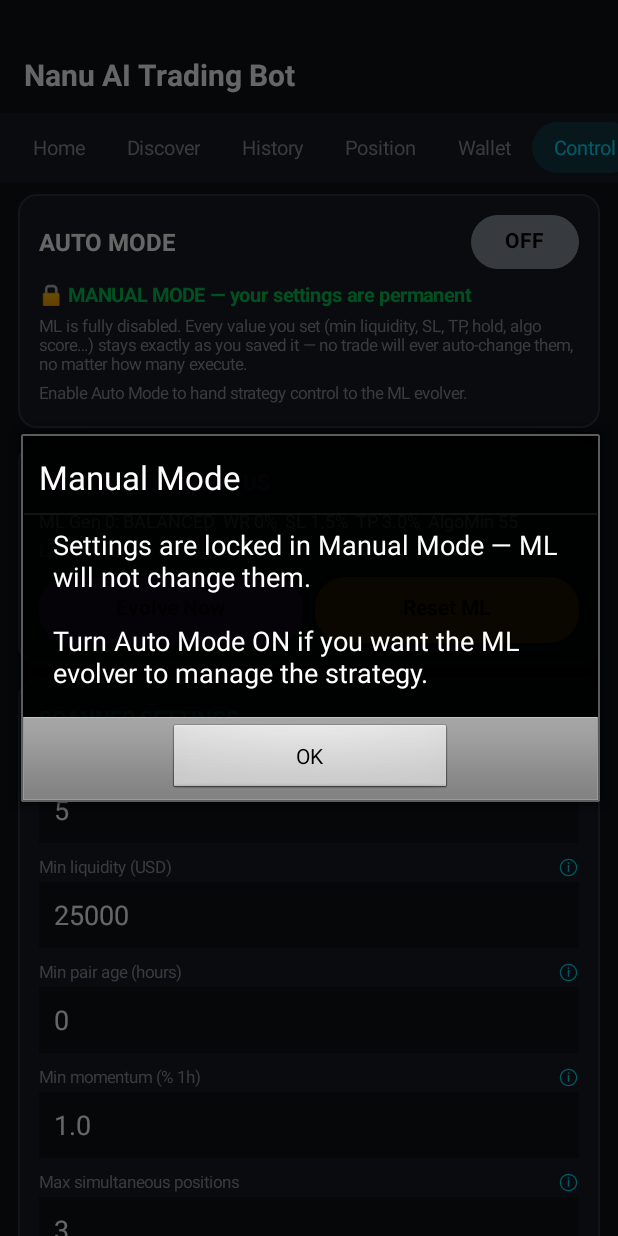
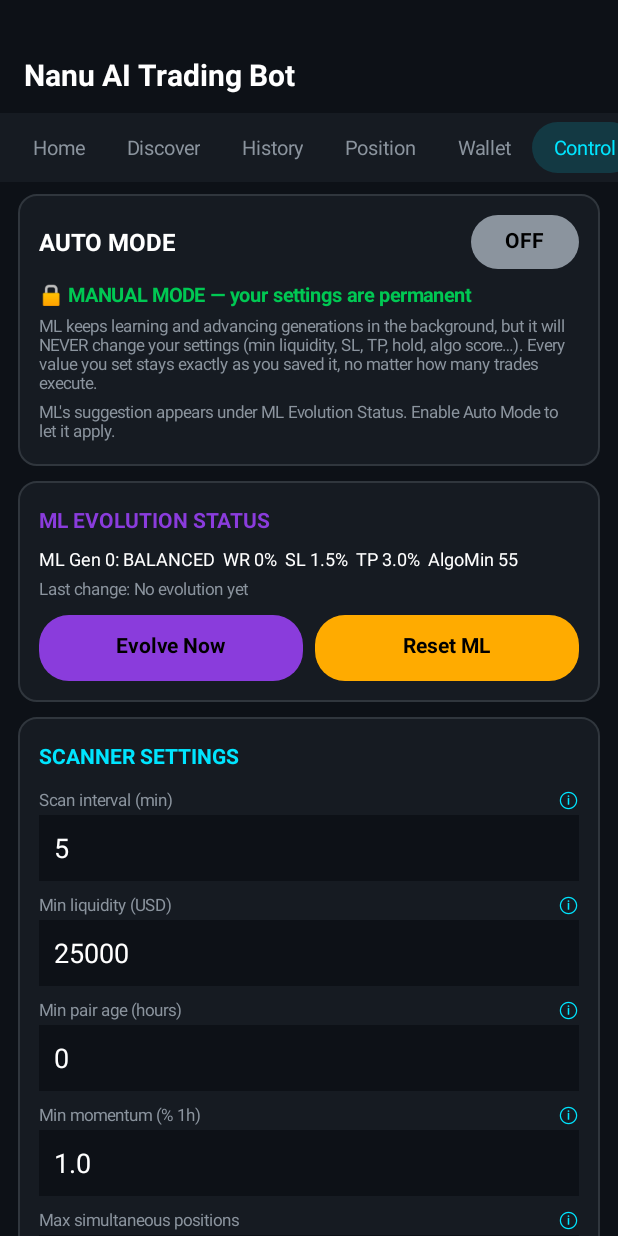
Before and after one commit to joyarnold16/joy.arnold16, an Android app: the screen it shows after launch (DexActivity), after a tap on "Evolve Now", on a phone screen of 412 x 824 dp. Run offline under Robolectric (Android 15) with nearby library versions, the phone set to English and light mode, and no system bars; libraries missing offline, so code that uses them is left out: org.web3j.crypto; pictures from the network do not load; 2 statements that could not run were skipped; 2 other taps on this screen came first.

Commit message:
ML evolves in both modes; Manual Mode keeps Control settings unchanged (v12.3 build 127)
Per request: ML should keep evolving in both modes, but in Manual Mode it
must not change any Control-dashboard setting.

- BotEvolution.evolve(): generation always advances (ML learns in both modes).
  In Manual Mode it records a recommendation but applies NO param changes; in
  Auto Mode it applies the evolved params as before.
- DexEngine: call evolve() unconditionally at both close/scan sites (mode
  gating now lives inside evolve()).
- Control tab: Evolve Now runs in both modes with a mode-aware message; Manual
  Mode banner updated to explain ML keeps learning but never changes settings.

Co-Authored-By: Claude Opus 4.8 <noreply@anthropic.com>
Claude-Session: https://claude.ai/code/session_01R9X9xGptWZGxWQBZgWAg7Z

```diff
--- a/app/build.gradle
+++ b/app/build.gradle
@@ -10,8 +10,8 @@ android {
         applicationId "com.nanu.aitradingbot"
         minSdk 24
         targetSdk 35
-        versionCode 126
-        versionName "12.2-nanu (build 126)"
+        versionCode 127
+        versionName "12.3-nanu (build 127)"
         multiDexEnabled true
     }
 
--- a/app/src/main/java/com/nanu/aitradingbot/DexActivity.java
+++ b/app/src/main/java/com/nanu/aitradingbot/DexActivity.java
@@ -967,10 +967,12 @@ public class DexActivity extends Activity {
                 + "  |  AlgoMin: " + store.minAlgoScore, 11, WHITE, Typeface.NORMAL);
         } else {
             tv2(autoCard, "🔒 MANUAL MODE — your settings are permanent", 13, GREEN, Typeface.BOLD);
-            tv2(autoCard, "ML is fully disabled. Every value you set (min liquidity, SL, TP, hold, "
-                + "algo score…) stays exactly as you saved it — no trade will ever auto-change them, "
-                + "no matter how many execute.", 11, GREY, Typeface.NORMAL);
-            tv2(autoCard, "Enable Auto Mode to hand strategy control to the ML evolver.", 11, GREY, Typeface.NORMAL);
+            tv2(autoCard, "ML keeps learning and advancing generations in the background, but it will "
+                + "NEVER change your settings (min liquidity, SL, TP, hold, algo score…). Every value "
+                + "you set stays exactly as you saved it, no matter how many trades execute.",
+                11, GREY, Typeface.NORMAL);
+            tv2(autoCard, "ML's suggestion appears under ML Evolution Status. Enable Auto Mode to let it apply.",
+                11, GREY, Typeface.NORMAL);
         }
 
         // ML Evolution Status Card
@@ -982,14 +984,11 @@ public class DexActivity extends Activity {
         mlCard.addView(gap(8));
         LinearLayout mlBtns = row(0, 0);
         Button evolveNow = btn("Evolve Now", PURPLE, v -> {
-            if (!store.autoMode) {
-                alert("Manual Mode",
-                    "Settings are locked in Manual Mode — ML will not change them.\n\n"
-                    + "Turn Auto Mode ON if you want the ML evolver to manage the strategy.");
-                return;
-            }
             BotEvolution.evolve(store);
-            Toast.makeText(this, "ML evolved! Gen " + store.mlGeneration, Toast.LENGTH_SHORT).show();
+            Toast.makeText(this, store.autoMode
+                    ? "ML evolved! Gen " + store.mlGeneration
+                    : "ML learned (Gen " + store.mlGeneration + ") — your manual settings kept",
+                Toast.LENGTH_SHORT).show();
             buildControl();
         });
         Button resetMl = btn("Reset ML", AMBER, v ->
```
Also changed, not shown: app/src/main/java/com/nanu/aitradingbot/BotEvolution.java (+19 -9 lines), app/src/main/java/com/nanu/aitradingbot/DexEngine.java (+9 -7 lines).
